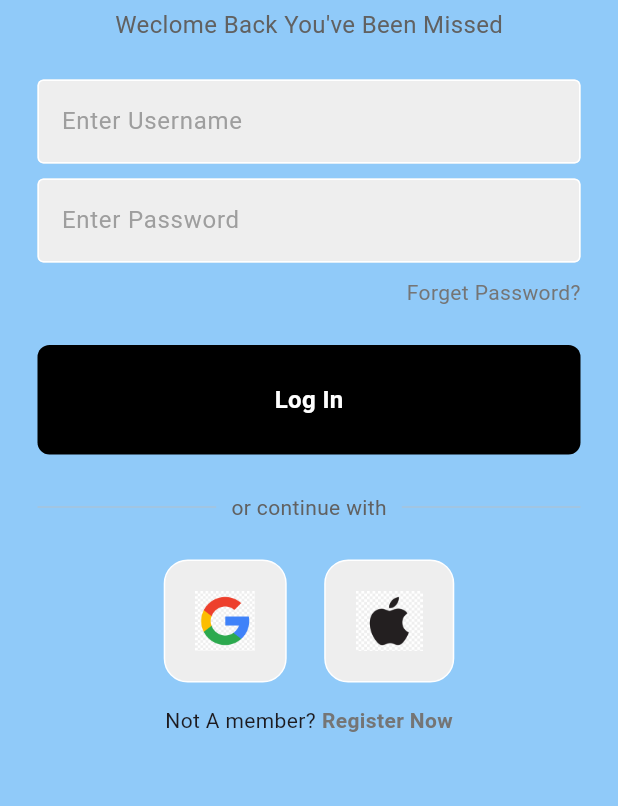
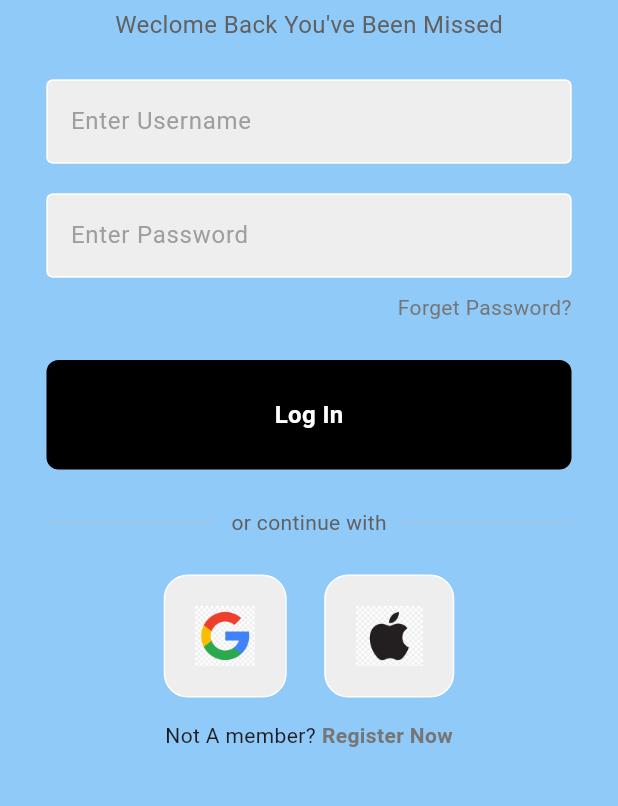
Before and after one commit to afrinfathima8524/Let-s-Go, a Flutter app: the screen it shows after launch, after a tap on "Get Started", after a tap on "Log In", on a phone screen of 412 x 824 dp, the part 315-1121 px from its top. Run offline on Flutter 3.47's test engine with Material 3 defaults, Android fonts, the phone set to English and light mode, and no system bars; our stand-ins replace bloc, equatable, flutter_bloc, flutter_rating_bar, google_fonts, image_picker and 1 more; network calls fail.

```diff
--- a/lib/features/authpages/forget_pass.dart
+++ b/lib/features/authpages/forget_pass.dart
@@ -15,6 +15,8 @@ class ForgetPassword extends StatelessWidget {
       body: SafeArea(
         child: SingleChildScrollView(
           child: Center(
+            child: ConstrainedBox(
+              constraints: BoxConstraints(maxWidth: 400,),
               child: Column(
                 crossAxisAlignment: CrossAxisAlignment.center,
                 mainAxisAlignment: MainAxisAlignment.center,
@@ -81,6 +83,7 @@ class ForgetPassword extends StatelessWidget {
             ),
           ),
         ),
+      ),
     );
   }
 }
--- a/lib/features/authpages/login.dart
+++ b/lib/features/authpages/login.dart
@@ -20,6 +20,8 @@ class LoginPage extends StatelessWidget {
       body: SafeArea(
         child: SingleChildScrollView(
           child: Center(
+            child: ConstrainedBox(
+              constraints: BoxConstraints(maxWidth: 400),
               child: Column(
                 crossAxisAlignment: CrossAxisAlignment.center,
                 mainAxisAlignment: MainAxisAlignment.center,
@@ -42,7 +44,7 @@ class LoginPage extends StatelessWidget {
                     controller: usernameController,
                   ),
                   const SizedBox(
-                  height: 10,
+                    height: 20,
                   ),
                   MyTextField(
                     hintText: 'Enter Password',
@@ -146,6 +148,7 @@ class LoginPage extends StatelessWidget {
             ),
           ),
         ),
+      ),
     );
   }
 }
--- a/lib/features/authpages/signin.dart
+++ b/lib/features/authpages/signin.dart
@@ -16,6 +16,8 @@ class SignInPage extends StatelessWidget {
       body: SafeArea(
         child: SingleChildScrollView(
           child: Center(
+            child: ConstrainedBox(
+              constraints: BoxConstraints(maxWidth: 400),
               child: Column(
                 crossAxisAlignment: CrossAxisAlignment.center,
                 mainAxisAlignment: MainAxisAlignment.center,
@@ -91,6 +93,7 @@ class SignInPage extends StatelessWidget {
             ),
           ),
         ),
+      ),
     );
   }
 }
--- a/lib/features/home/ui/splash_screen.dart
+++ b/lib/features/home/ui/splash_screen.dart
@@ -20,7 +20,8 @@ class _SplashScreenState extends State<SplashScreen> {
   @override
   Widget build(BuildContext context) {
     return Scaffold(
-      body: Column(
+      body: SingleChildScrollView(
+        child: Column(
           mainAxisAlignment: MainAxisAlignment.center,
           crossAxisAlignment: CrossAxisAlignment.center,
           children: [
@@ -34,6 +35,7 @@ class _SplashScreenState extends State<SplashScreen> {
             )
           ],
         ),
+      ),
     );
   }
 }
```
Lines whose indentation alone changed are shown as unchanged.
